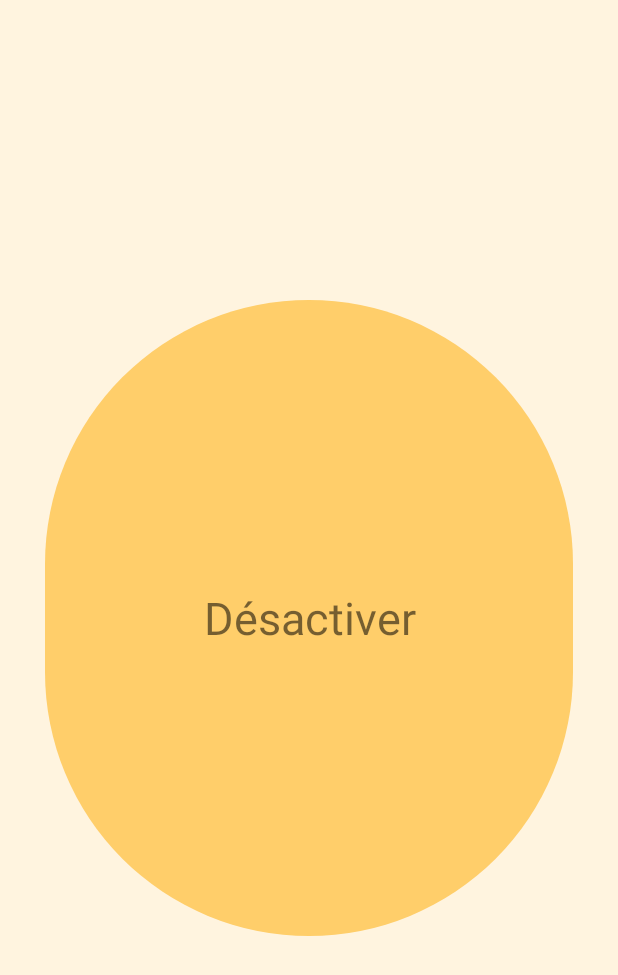
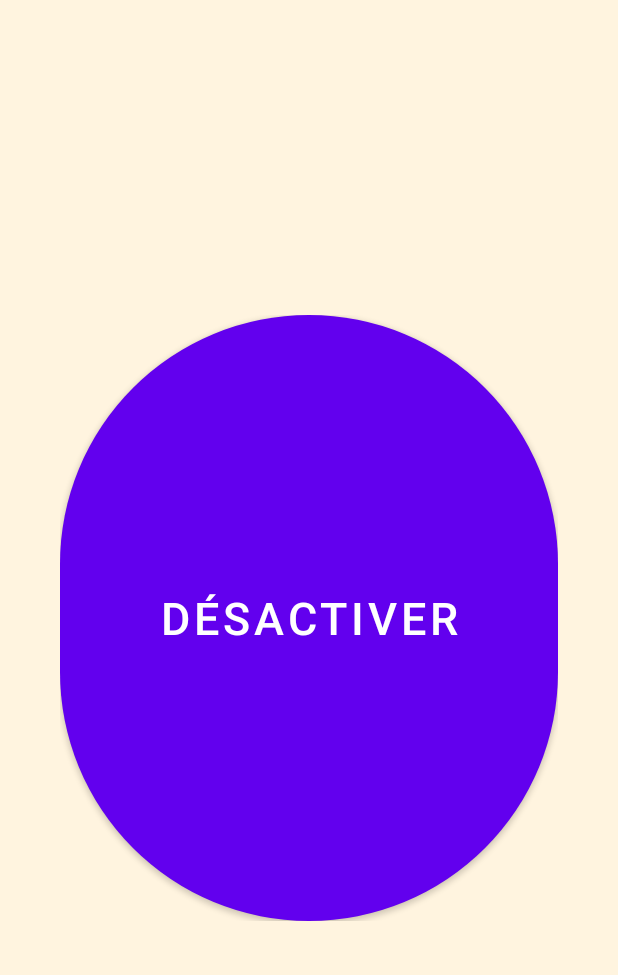
Before and after one commit to MathisDurand/projet_alarme_8INF257, an Android app: the layout desactiver.xml on its own in the app's theme, with its tools: preview values and no code run, on a phone screen of 412 x 824 dp. Shown: the top 975 px of the screen. Run offline under Robolectric (Android 15) with nearby library versions, the phone set to English and light mode, and no system bars.

```diff
--- a/app/src/main/java/uqac/dim/projet_alarme_8inf257/Alarm.java
+++ b/app/src/main/java/uqac/dim/projet_alarme_8inf257/Alarm.java
@@ -179,6 +179,9 @@ public class Alarm {
         AlarmManager am = (AlarmManager) ctx.getSystemService(Context.ALARM_SERVICE);
 
         Intent intent = new Intent(ctx, AlarmReciever.class);
+        Log.v("DIM", "IDMG : " + idMiniGame);
+        intent.putExtra("minigameID", idMiniGame);
+        intent.putExtra("ringtoneID", idRingtone);
         intent.putExtra("data", this.toString());
         PendingIntent pendingIntent = PendingIntent.getBroadcast(ctx, 0, intent,
                 PendingIntent.FLAG_UPDATE_CURRENT);
--- a/app/src/main/java/uqac/dim/projet_alarme_8inf257/MainActivity.java
+++ b/app/src/main/java/uqac/dim/projet_alarme_8inf257/MainActivity.java
@@ -16,6 +16,7 @@ import java.util.LinkedList;
 public class MainActivity extends AppCompatActivity {
 
     private DBAlarmHandler db;
+    //private MyMediaPlayer mmp = null;
 
     @Override
     protected void onCreate(Bundle savedInstanceState) {
@@ -75,6 +76,10 @@ public class MainActivity extends AppCompatActivity {
         }
     }
 
+   /* public void setMmp(MyMediaPlayer mmp){this.mmp = mmp;}
+
+    public MyMediaPlayer getMmp(){return this.mmp;}*/
+
     @Override
     protected void onPause() {
         db.close();
--- a/app/src/main/java/uqac/dim/projet_alarme_8inf257/MiniJeuxCalcul.java
+++ b/app/src/main/java/uqac/dim/projet_alarme_8inf257/MiniJeuxCalcul.java
@@ -4,6 +4,7 @@ import androidx.appcompat.app.AppCompatActivity;
 import androidx.appcompat.widget.LinearLayoutCompat;
 import androidx.core.widget.TextViewCompat;
 
+import android.app.Activity;
 import android.os.Bundle;
 import android.os.Handler;
 import android.util.Log;
@@ -20,7 +21,7 @@ import java.util.Random;
 import java.util.Timer;
 import java.util.TimerTask;
 
-public class MiniJeuxCalcul extends AppCompatActivity {
+public class MiniJeuxCalcul extends Activity {
     private int nombre1 = 0;
     private int nombre2 = 0;
     private  int operateur = 0;
@@ -30,7 +31,7 @@ public class MiniJeuxCalcul extends AppCompatActivity {
     @Override
     protected void onCreate(Bundle savedInstanceState) {
         super.onCreate(savedInstanceState);
-        setContentView(R.layout.activity_main);
+        setContentView(R.layout.minijeuxcalcul);
         commencer();
         Button commencer = (Button) findViewById(R.id.commencer);
         commencer.setOnClickListener(new View.OnClickListener() {
@@ -75,6 +76,7 @@ public class MiniJeuxCalcul extends AppCompatActivity {
     public void score(){
         TextView scoreTextView = (TextView) findViewById(R.id.scoreTextView);
         scoreTextView.setText(score+"/5");
+        if(score>4){CommonMyMediaPlayer.player.stopMusic();}
     }
 
     public void valider(){
--- a/app/src/main/res/layout/desactivation.xml
+++ b/app/src/main/res/layout/desactivation.xml
@@ -48,7 +48,7 @@
                     android:layout_width="match_parent"
                     android:layout_height="wrap_content"
                     android:layout_weight="50"
-                    android:text="QR-Code"
+                    android:text="Calculs"
                     android:textSize="50dip"
                     android:background="@xml/contenu"
                     android:padding="10dp"
@@ -60,8 +60,8 @@
                     android:layout_width="match_parent"
                     android:layout_height="wrap_content"
                     android:layout_weight="50"
-                    android:text="Secouer le téléphone"
-                    android:textSize="35dip"
+                    android:text="Clique"
+                    android:textSize="50dip"
                     android:background="@xml/contenu"
                     android:padding="10dp"
                     android:elevation="5dp"
--- a/app/src/main/res/layout/desactiver.xml
+++ b/app/src/main/res/layout/desactiver.xml
@@ -10,25 +10,26 @@
         android:background="@xml/font"
         >
 
-    <LinearLayout
+    <RelativeLayout
         android:layout_width="match_parent"
         android:layout_height="wrap_content"
         android:layout_marginVertical="200dp"
         android:layout_marginHorizontal="30dp"
         android:layout_weight="50"
-        android:background="@xml/rond"
         android:padding="10dp">
 
-        <TextView
-            android:layout_width="wrap_content"
-            android:layout_height="wrap_content"
+
+        <Button
+            android:id="@+id/desactiverAlarme"
+            android:layout_width="match_parent"
+            android:layout_height="match_parent"
             android:layout_gravity="center"
             android:layout_weight="1"
             android:gravity="center"
+            android:background="@xml/rond"
             android:text="Désactiver"
-            android:textSize="30dp">
-
-        </TextView>
-    </LinearLayout>
+            android:textColor="@color/white"
+            android:textSize="30dp" />
+    </RelativeLayout>
     </LinearLayout>
 </androidx.constraintlayout.widget.ConstraintLayout>
```
Also changed, not shown: app/src/main/AndroidManifest.xml (+8 -0 lines), app/src/main/java/uqac/dim/projet_alarme_8inf257/AlarmReciever.java (+22 -0 lines), app/src/main/java/uqac/dim/projet_alarme_8inf257/CommonMyMediaPlayer.java (added, +17 -0 lines), app/src/main/java/uqac/dim/projet_alarme_8inf257/MyMediaPlayer.java (added, +56 -0 lines), app/src/main/java/uqac/dim/projet_alarme_8inf257/ResultActivity.java (+41 -1 lines), 2 other files.
